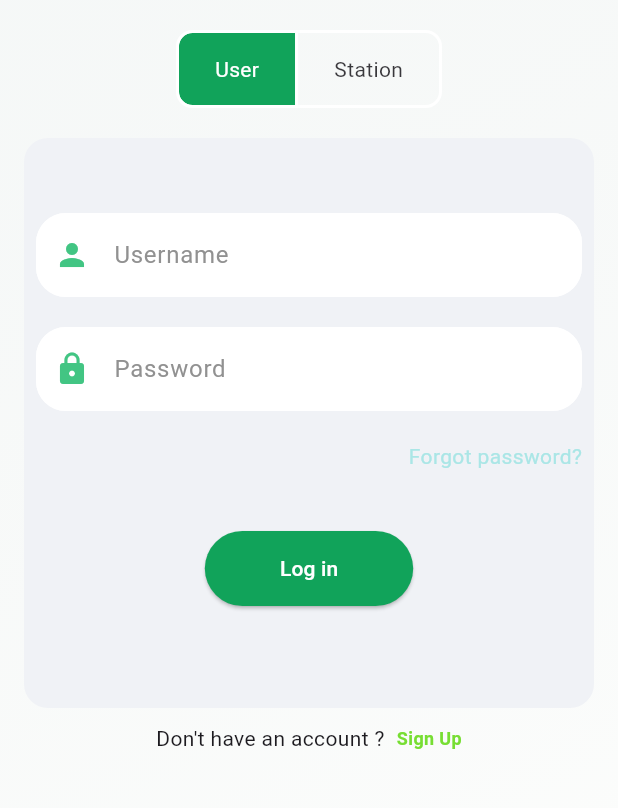
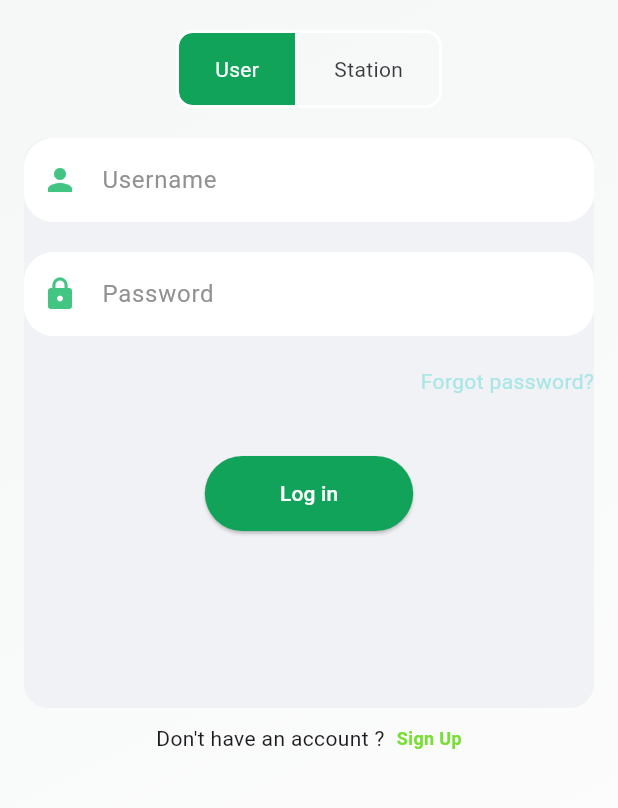
Before and after one commit to shreyaniraula/ev_station_frontend, a Flutter app: the screen it shows after launch, on a phone screen of 412 x 824 dp, the part 306-1114 px from its top. Run offline on Flutter 3.47's test engine with Material 3 defaults, Android fonts, the phone set to English and light mode, and no system bars; our stand-ins replace connectivity_plus, flutter_map, geolocator, google_maps_flutter, image_picker, latlong2 and 1 more.

Commit message:
Some changes

```diff
--- a/lib/models/user.model.dart
+++ b/lib/models/user.model.dart
@@ -1,5 +1,6 @@
 import 'dart:convert';
-import 'dart:io';
+
+import 'package:image_picker/image_picker.dart';
 
 class User {
   final String id;
@@ -7,8 +8,7 @@ class User {
   final String username;
   final String password;
   final String phoneNumber;
-  final String email;
-  final File image;
+  final XFile image;
 
   User({
     required this.id,
@@ -16,7 +16,6 @@ class User {
     required this.fullName,
     required this.password,
     required this.phoneNumber,
-    required this.email,
     required this.image,
   });
 
@@ -27,7 +26,6 @@ class User {
       'username': username,
       'password': password,
       'phoneNumber': phoneNumber,
-      'email': email,
       'image': image,
     };
   }
@@ -39,7 +37,6 @@ class User {
       username: map['username'] ?? '',
       password: map['password'] ?? '',
       phoneNumber: map['phoneNumber'] ?? '',
-      email: map['email'] ?? '',
       image: map['image'] ?? '',
     );
   }
--- a/lib/screens/verification/login_page.dart
+++ b/lib/screens/verification/login_page.dart
@@ -100,10 +100,10 @@ class _LoginPageState extends State<LoginPage> {
                     borderRadius: BorderRadius.circular(16),
                     color: const Color.fromARGB(255, 240, 242, 246),
                   ),
-                  child: Padding(
-                    padding: const EdgeInsets.only(
-                        top: 50, left: 8.0, right: 8.0, bottom: 8.0),
-                    child: Column(children: [
+                  child: Form(
+                    key: _formKey,
+                    child: Column(
+                      children: [
                       CustomTextfield(
                         controller: _usernameController,
                         labelText: 'Username',
@@ -135,6 +135,7 @@ class _LoginPageState extends State<LoginPage> {
 
                       ElevatedButton(
                         onPressed: () {
+                          print('Button pressed');
                           if (_formKey.currentState!.validate()) {
                             if (isSelected[0]) {
                               // Authenticate user
@@ -181,8 +182,7 @@ class _LoginPageState extends State<LoginPage> {
                             context,
                             SignupUser.routeName,
                           );
-                        }
-                        else{
+                        } else {
                           // If station is selected on toggle button go to signup station
                           Navigator.pushNamed(
                             context,
--- a/lib/services/user/auth_service.dart
+++ b/lib/services/user/auth_service.dart
@@ -8,6 +8,7 @@ import 'package:ev_charge/utils/show_snackbar.dart';
 import 'package:flutter/material.dart';
 import 'package:http/http.dart' as http;
 import 'package:connectivity_plus/connectivity_plus.dart';
+import 'package:image_picker/image_picker.dart';
 
 class AuthService {
   Future<void> registerUser({
@@ -16,8 +17,7 @@ class AuthService {
     required String fullName,
     required String password,
     String? phoneNumber,
-    String? email,
-    required File image,
+    required XFile image,
   }) async {
     try {
       User user = User(
@@ -26,7 +26,6 @@ class AuthService {
         fullName: fullName,
         password: password,
         phoneNumber: phoneNumber ?? '',
-        email: email ?? '',
         image: image,
       );
 
```
Also changed, not shown: lib/screens/verification/signup_station.dart (+11 -0 lines), lib/screens/verification/signup_user.dart (+33 -9 lines).
